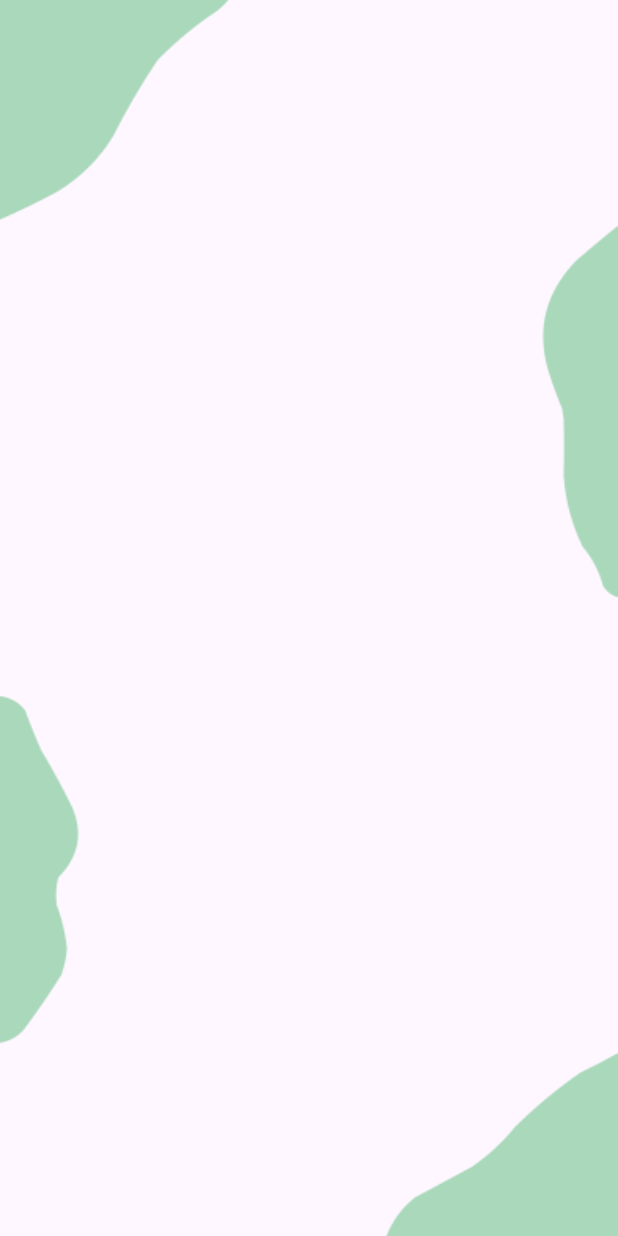
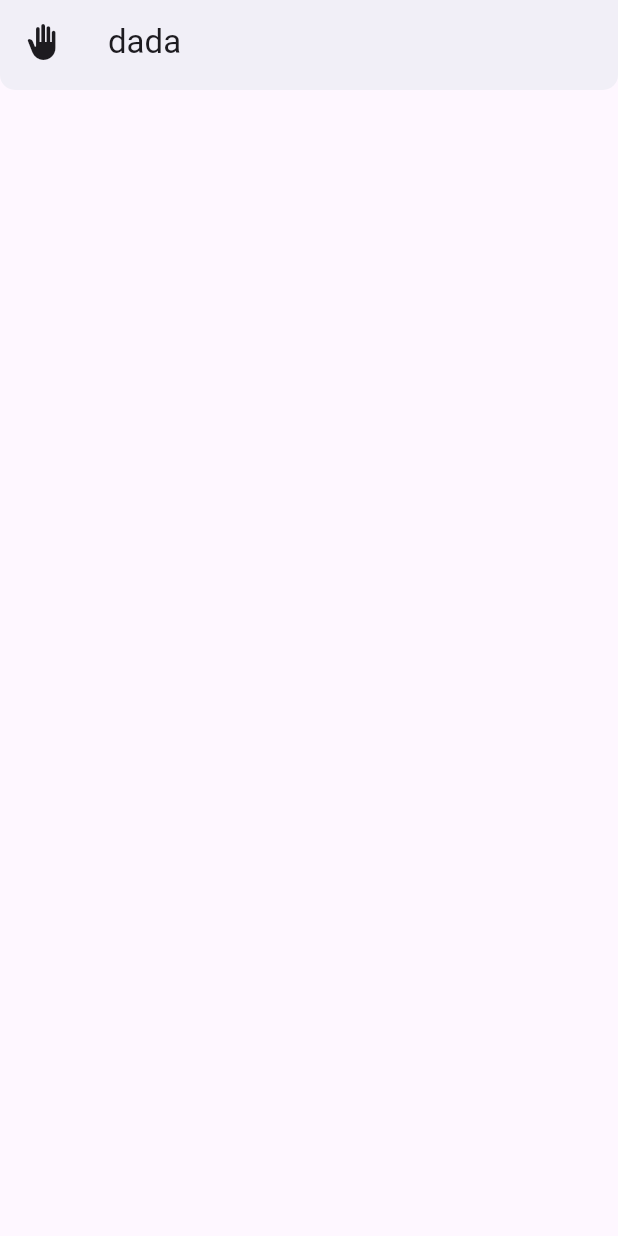
Before and after one commit to izzetJmy/locale_chat, a Flutter app: the screen it shows after launch, on a phone screen of 412 x 824 dp. Run offline on Flutter 3.47's test engine with Material 3 defaults, Android fonts, the phone set to English and light mode, and no system bars.

Commit message:
appbar compenenti oluşturuldu

```diff
--- /dev/null
+++ b/lib/comopnents/my_appbar.dart
@@ -0,0 +1,28 @@
+import 'package:flutter/material.dart';
+
+class MyAppBar extends StatelessWidget implements PreferredSizeWidget {
+  final Widget leading;
+  final Widget title;
+  final List<Widget>? actions;
+  MyAppBar(
+      {super.key, required this.leading, required this.title, this.actions})
+      : preferredSize = Size.fromHeight(60);
+
+  @override
+  Widget build(BuildContext context) {
+    return AppBar(
+      backgroundColor: Colors.white,
+      leading: leading,
+      title: title,
+      actions: actions,
+      elevation: 4,
+      shape: RoundedRectangleBorder(
+          borderRadius: BorderRadius.only(
+              bottomLeft: Radius.circular(10),
+              bottomRight: Radius.circular(10))),
+    );
+  }
+
+  @override
+  final Size preferredSize;
+}
--- a/lib/main.dart
+++ b/lib/main.dart
@@ -1,4 +1,5 @@
 import 'package:flutter/material.dart';
+import 'package:locale_chat/comopnents/my_appbar.dart';
 
 void main() => runApp(const MyApp());
 
@@ -8,16 +9,13 @@ class MyApp extends StatelessWidget {
   @override
   Widget build(BuildContext context) {
     return MaterialApp(
-      title: 'Material App',
-      home: Scaffold(
-        body: Container(
-            decoration: BoxDecoration(
-                image: DecorationImage(
-                    image: AssetImage('assets/images/login_image.png'),
-                    fit: BoxFit.fill)),
-            alignment: Alignment.center,
-            child: Center()),
-      ),
-    );
+        title: 'Material App',
+        home: Scaffold(
+          appBar: MyAppBar(
+            leading: Icon(Icons.back_hand),
+            title: Text('dada'),
+          ),
+          body: Center(),
+        ));
   }
 }
```
